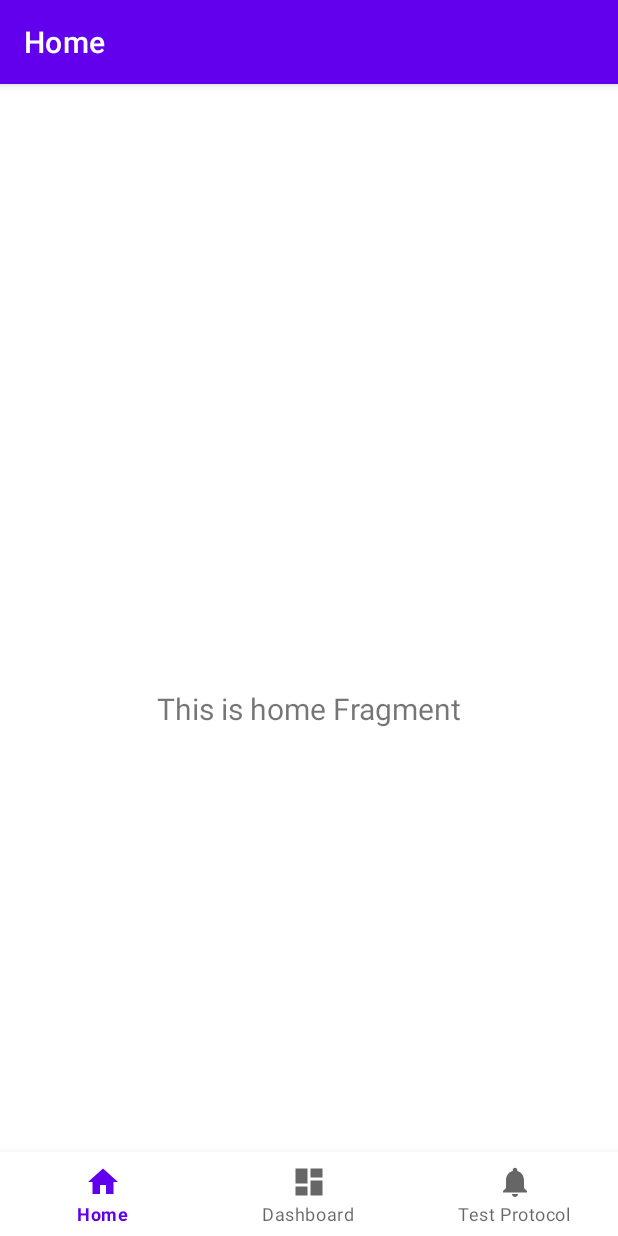
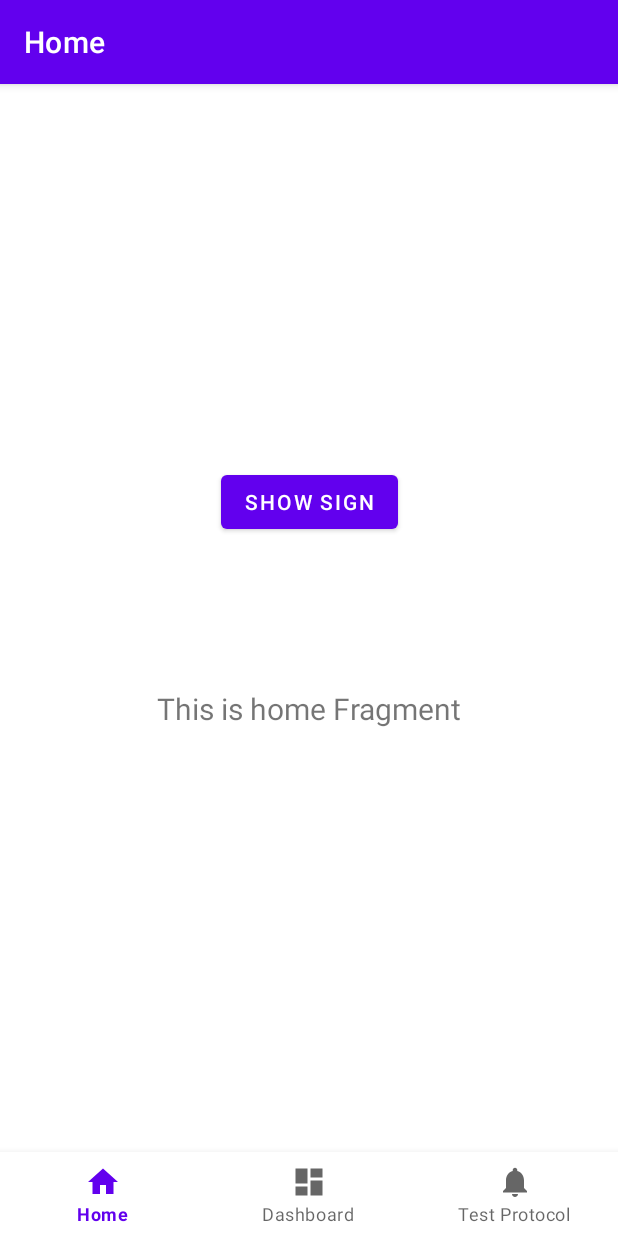
Before and after one commit to tesseract-one/dev-wallet, an Android app: the screen it shows after launch (MainActivity), on a phone screen of 412 x 824 dp. Run offline under Robolectric (Android 15) with nearby library versions, the phone set to English and light mode, and no system bars; our stand-ins replace navigation-ui; 2 statements that could not run were skipped.

```diff
--- a/android/src/main/java/one/tesseract/devwallet/ui/settings/substrate/HomeFragment.kt
+++ b/android/src/main/java/one/tesseract/devwallet/ui/settings/home/HomeFragment.kt
@@ -1,4 +1,4 @@
-package one.tesseract.devwallet.ui.settings.substrate
+package one.tesseract.devwallet.ui.settings.home
 
 import android.os.Bundle
 import android.view.LayoutInflater
--- a/android/src/main/java/one/tesseract/devwallet/ui/settings/substrate/HomeViewModel.kt
+++ b/android/src/main/java/one/tesseract/devwallet/ui/settings/home/HomeViewModel.kt
@@ -1,4 +1,4 @@
-package one.tesseract.devwallet.ui.settings.substrate
+package one.tesseract.devwallet.ui.settings.home
 
 import androidx.lifecycle.LiveData
 import androidx.lifecycle.MutableLiveData
--- a/android/src/main/res/layout/fragment_home.xml
+++ b/android/src/main/res/layout/fragment_home.xml
@@ -4,7 +4,7 @@
     xmlns:tools="http://schemas.android.com/tools"
     android:layout_width="match_parent"
     android:layout_height="match_parent"
-    tools:context=".ui.settings.substrate.HomeFragment">
+    tools:context=".ui.settings.home.HomeFragment">
 
     <TextView
         android:id="@+id/text_home"
@@ -19,4 +19,15 @@
         app:layout_constraintEnd_toEndOf="parent"
         app:layout_constraintStart_toStartOf="parent"
         app:layout_constraintTop_toTopOf="parent" />
+
+    <Button
+        android:id="@+id/showSignButton"
+        android:layout_width="wrap_content"
+        android:layout_height="wrap_content"
+        android:layout_marginBottom="100dp"
+        android:text="Show Sign"
+        app:layout_constraintBottom_toTopOf="@+id/text_home"
+        app:layout_constraintEnd_toEndOf="parent"
+        app:layout_constraintStart_toStartOf="parent"
+        tools:layout_editor_absoluteX="158dp" />
 </androidx.constraintlayout.widget.ConstraintLayout>
--- a/android/src/main/res/navigation/mobile_navigation.xml
+++ b/android/src/main/res/navigation/mobile_navigation.xml
@@ -7,7 +7,7 @@
 
     <fragment
         android:id="@+id/navigation_home"
-        android:name="one.tesseract.devwallet.ui.settings.substrate.HomeFragment"
+        android:name="one.tesseract.devwallet.ui.settings.home.HomeFragment"
         android:label="@string/title_home"
         tools:layout="@layout/fragment_home" />
 
```
Also changed, not shown: android/src/main/AndroidManifest.xml (+12 -3 lines), android/src/main/java/one/tesseract/devwallet/ui/sign/SignActivity.kt (added, +10 -0 lines).
